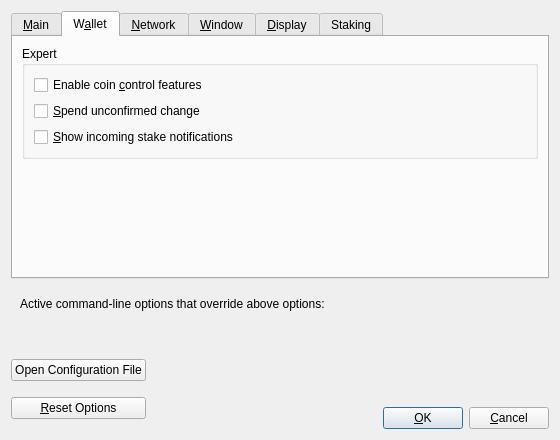
The window that src/qt/forms/optionsdialog.ui (THETCR/core) describes before a commit, drawn with Qt 5.
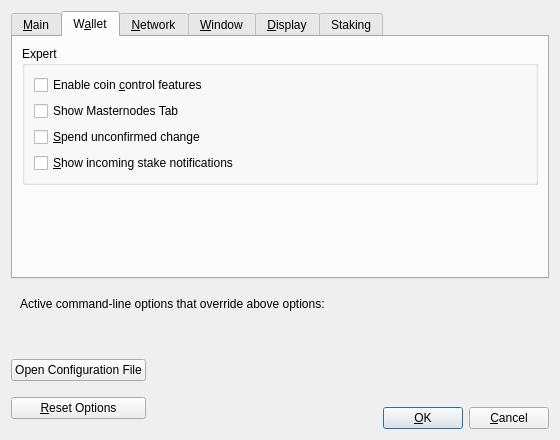
The same window after the commit. The open tabs and pages were chosen to show the change. Custom widgets are drawn as their Qt base class.

Commit message: [QT] Masternodeoptions

```diff
--- a/src/qt/forms/optionsdialog.ui
+++ b/src/qt/forms/optionsdialog.ui
@@ -216,6 +216,16 @@
             </property>
            </widget>
           </item>
+          <item>
+           <widget class="QCheckBox" name="showMasternodesTab">
+            <property name="toolTip">
+             <string>Show additional tab listing all your masternodes in first sub-tab&lt;br/&gt;and all masternodes on the network in second sub-tab.</string>
+            </property>
+            <property name="text">
+             <string>Show Masternodes Tab</string>
+            </property>
+           </widget>
+          </item>
           <item>
            <widget class="QCheckBox" name="spendZeroConfChange">
             <property name="toolTip">
```
